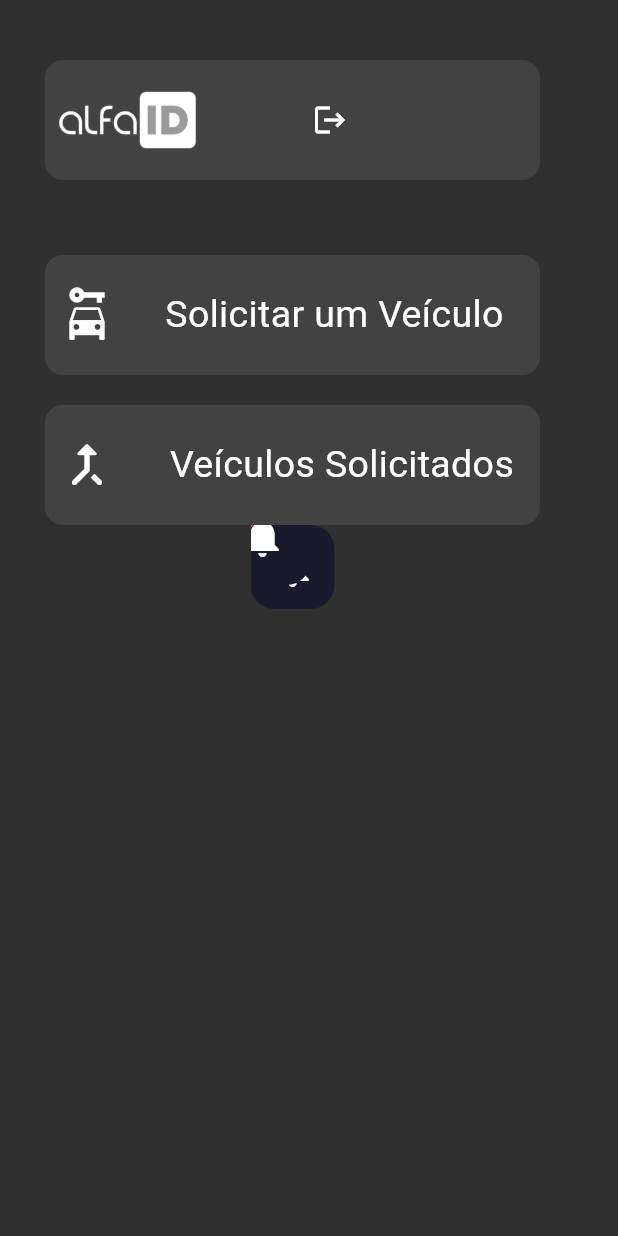
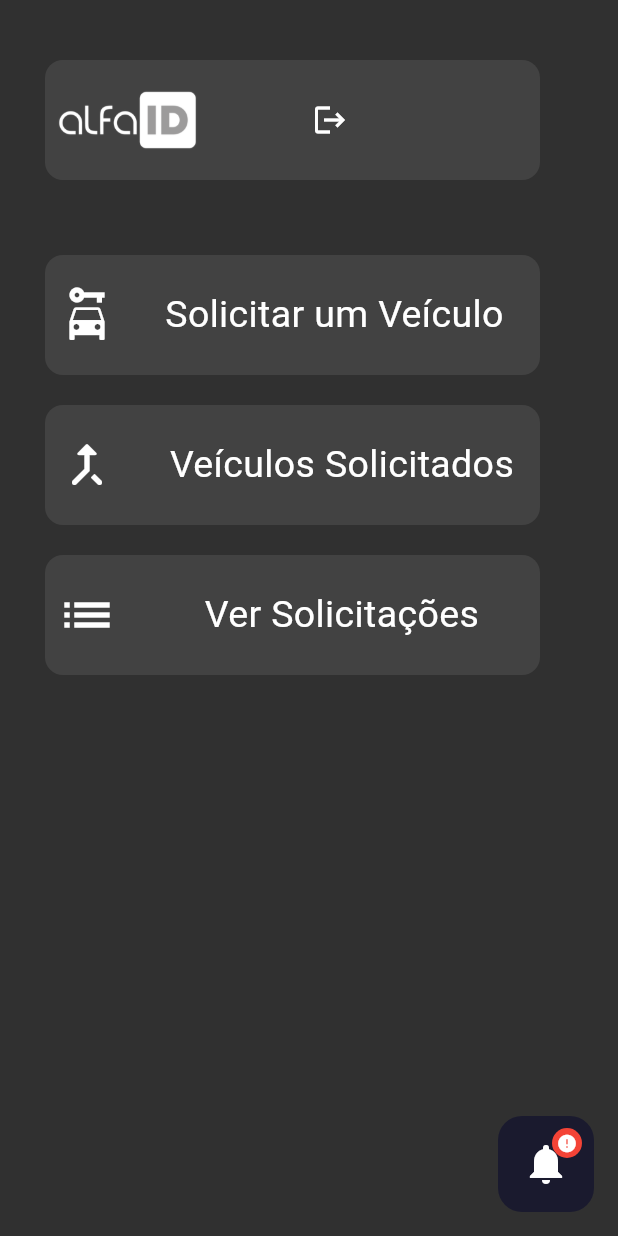
Before and after one commit to PierreOtavio/flutter-alfa, a Flutter app: the InicioPage screen opened directly, on a phone screen of 412 x 824 dp. Run offline on Flutter 3.47's test engine with Material 3 defaults, Android fonts, the phone set to English and light mode, and no system bars; our stand-ins replace dropdown_button2, shared_preferences; missing offline and left inert: mobile_scanner; accounts and stored records are empty.

Commit message:
mexidas do Rodrigo 08-04
Qualquer coisa tem comando q volta o cod no ultimo commit

```diff
--- a/flutter_app_2/flutter_application_2/lib/inicio_page.dart
+++ b/flutter_app_2/flutter_application_2/lib/inicio_page.dart
@@ -5,7 +5,7 @@ import 'package:flutter_application_2/veicsoli_page.dart';
 import 'package:flutter_application_2/veiculo_page.dart';
 import 'package:shared_preferences/shared_preferences.dart';
 import 'package:flutter_application_2/goals/globals.dart';
-import 'package:flutter_application_2/veiculo_page.dart';
+import 'package:flutter_application_2/solicitados_user.dart';
 
 class InicioPage extends StatefulWidget {
   const InicioPage({super.key});
@@ -26,49 +26,59 @@ class _InicioPageState extends State<InicioPage> {
   }
 
   Future<void> redirectForVeic() async {
-    Navigator.pushReplacement(
+    Navigator.push(
       context,
       MaterialPageRoute(builder: (context) => VeiculoPage()),
     );
   }
 
-  Future<void> redirectSolic(veiculo) async {
-    Navigator.pushReplacement(
+  Future<void> redirectSolic([veiculo]) async {
+    Navigator.push(
       context,
       MaterialPageRoute(builder: (context) => VeicSoliPage(veiculo: veiculo)),
     );
   }
 
   Future<void> redirectNotify() async {
-    Navigator.pushReplacement(
+    Navigator.push(
       context,
       MaterialPageRoute(builder: (context) => NotifyPage()),
+    );
+  }
+
+  Future<void> redirectSolicitadosUser() async {
+    Navigator.push(
+      context,
+      MaterialPageRoute(builder: (context) => SolicitacaoVeiculoPage()),
     );
   }
 
   @override
   Widget build(BuildContext context) {
     return Scaffold(
-      backgroundColor: Color(0xFF303030),
-      body: Column(
+      backgroundColor: const Color(0xFF303030),
+
+      // Conteúdo principal
+      body: SingleChildScrollView(
+        child: Column(
           children: [
-          SizedBox(height: 20),
+            const SizedBox(height: 20),
             Container(
               width: 330,
               alignment: Alignment.center,
               margin: const EdgeInsets.symmetric(vertical: 20, horizontal: 30),
               decoration: BoxDecoration(
-              color: Color(0xFF424242),
+                color: const Color(0xFF424242),
                 borderRadius: BorderRadius.circular(12),
               ),
               child: Row(
                 children: [
                   Container(
-                  margin: EdgeInsets.symmetric(horizontal: 5),
+                    margin: const EdgeInsets.symmetric(horizontal: 5),
                     width: 100,
                     height: 80,
                     decoration: BoxDecoration(
-                    color: Color(0xFF424242),
+                      color: const Color(0xFF424242),
                       borderRadius: BorderRadius.circular(8),
                     ),
                     child: ClipRRect(
@@ -80,39 +90,37 @@ class _InicioPageState extends State<InicioPage> {
                     ),
                     alignment: Alignment.center,
                   ),
-
-                SizedBox(width: 16),
+                  const SizedBox(width: 16),
                   Column(
                     crossAxisAlignment: CrossAxisAlignment.start,
                     children: [
                       Text(
                         instance!.name,
-                      style: TextStyle(
+                        style: const TextStyle(
                           color: Colors.white,
                           fontSize: 22,
                           fontWeight: FontWeight.bold,
                         ),
                       ),
                       const SizedBox(height: 5),
-
                       Text(
                         instance!.status,
-                      style: TextStyle(color: Colors.white, fontSize: 19),
+                        style: const TextStyle(color: Colors.white, fontSize: 19),
                       ),
                     ],
                   ),
-
-                SizedBox(width: 40),
+                  const SizedBox(width: 40),
                   IconButton(
                     onPressed: () => logout(context),
-                  icon: Icon(Icons.logout, color: Colors.white),
+                    icon: const Icon(Icons.logout, color: Colors.white),
                   ),
                 ],
               ),
             ),
 
-          SizedBox(height: 30),
+            const SizedBox(height: 30),
 
+            // Botão 1 - Solicitar Veículo
             GestureDetector(
               onTap: () {
                 redirectForVeic();
@@ -121,32 +129,27 @@ class _InicioPageState extends State<InicioPage> {
                 alignment: Alignment.centerRight,
                 width: 330,
                 height: 80,
-              margin: EdgeInsets.symmetric(horizontal: 5),
+                margin: const EdgeInsets.symmetric(horizontal: 5),
                 decoration: BoxDecoration(
-                color: Color(0xFF424242),
+                  color: const Color(0xFF424242),
                   borderRadius: BorderRadius.circular(12),
                 ),
-
                 child: Row(
                   crossAxisAlignment: CrossAxisAlignment.center,
                   children: [
                     IconButton(
                       onPressed: () => redirectForVeic(),
-                    icon: Icon(
+                      icon: const Icon(
                         Icons.car_rental,
                         color: Color(0xFFFFFFFF),
                         size: 40,
                       ),
                     ),
-
-                  SizedBox(width: 0),
-
-                  Expanded(
+                    const SizedBox(width: 0),
+                    const Expanded(
                       child: Column(
-                      // verticalDirection: VerticalDirection.down,
                         mainAxisAlignment: MainAxisAlignment.center,
                         crossAxisAlignment: CrossAxisAlignment.center,
-
                         children: [
                           Text(
                             'Solicitar um Veículo',
@@ -160,37 +163,37 @@ class _InicioPageState extends State<InicioPage> {
                 ),
               ),
             ),
-          SizedBox(height: 20),
+
+            const SizedBox(height: 20),
+
+            // Botão 2 - Veículos Solicitados
             GestureDetector(
-            onTap: () => redirectSolic,
+              onTap: () => redirectSolic(),
               child: Container(
-              margin: EdgeInsets.symmetric(horizontal: 5),
+                margin: const EdgeInsets.symmetric(horizontal: 5),
                 width: 330,
                 height: 80,
                 alignment: Alignment.centerRight,
                 decoration: BoxDecoration(
-                color: Color(0xFF424242),
+                  color: const Color(0xFF424242),
                   borderRadius: BorderRadius.circular(12),
                 ),
-
                 child: Row(
                   crossAxisAlignment: CrossAxisAlignment.center,
                   children: [
                     IconButton(
-                    onPressed: () => redirectSolic,
-                    icon: Icon(
+                      onPressed: () => redirectSolic(),
+                      icon: const Icon(
                         Icons.call_merge_rounded,
                         color: Color(0xFFFFFFFF),
                         size: 40,
                       ),
                     ),
-                  SizedBox(width: 10),
-                  Expanded(
+                    const SizedBox(width: 10),
+                    const Expanded(
                       child: Column(
-                      // verticalDirection: VerticalDirection.down,
                         mainAxisAlignment: MainAxisAlignment.center,
                         crossAxisAlignment: CrossAxisAlignment.center,
-
                         children: [
                           Text(
                             'Veículos Solicitados',
@@ -204,42 +207,56 @@ class _InicioPageState extends State<InicioPage> {
                 ),
               ),
             ),
+            const SizedBox(height: 20),
 
-          Column(
+            // Botão 3 - Ver Solicitações (solicitados_user.dart)
+            GestureDetector(
+              onTap: () => redirectSolicitadosUser(),
+              child: Container(
+                margin: const EdgeInsets.symmetric(horizontal: 5),
+                width: 330,
+                height: 80,
+                alignment: Alignment.centerRight,
+                decoration: BoxDecoration(
+                  color: Color(0xFF424242),
+                  borderRadius: BorderRadius.circular(12),
+                ),
+                child: Row(
+                  crossAxisAlignment: CrossAxisAlignment.center,
                   children: [
-              FloatingActionButton(
-                onPressed: () {
-                  redirectNotify();
-                },
-                backgroundColor:
-                    Colors.transparent, // Fundo transparente do FAB
-                elevation: 0,
-                child: Stack(
-                  alignment: Alignment.center,
-                  children: [
-                    // Fundo do botão
-                    Container(
-                      width: 64,
-                      height: 64,
-                      decoration: BoxDecoration(
-                        color: const Color(0xFF1A1A2E), // Cor de fundo do botão
-                        borderRadius: BorderRadius.circular(
-                          16,
-                        ), // Bordas arredondadas
+                    IconButton(
+                      onPressed: () => redirectSolicitadosUser(),
+                      icon: const Icon(
+                        Icons.list,
+                        color: Colors.white,
+                        size: 40,
                       ),
                     ),
-                    // Ícone de sino
-                    const Icon(
-                      Icons.notifications,
-                      color: Colors.white,
-                      size: 32,
+                    const SizedBox(width: 10),
+                    const Expanded(
+                      child: Column(
+                        mainAxisAlignment: MainAxisAlignment.center,
+                        crossAxisAlignment: CrossAxisAlignment.center,
+                        children: [
+                          Text(
+                            'Ver Solicitações',
+                            style: TextStyle(color: Colors.white, fontSize: 25),
+                            textAlign: TextAlign.center,
                           ),
-                    // Alerta no canto superior esquerdo
-                    // Botão de notificação fixo no canto inferior direito
-                    Positioned(
-                      bottom: 16,
-                      right: 16,
-                      child: GestureDetector(
+                        ],
+                      ),
+                    ),
+                  ],
+                ),
+              ),
+            ),
+            const SizedBox(height: 80), // espaço para não encobrir o botão
+          ],
+        ),
+      ),
+
+      // Botão de notificação
+      floatingActionButton: GestureDetector(
         onTap: () => redirectNotify(),
         child: Stack(
           alignment: Alignment.center,
@@ -259,7 +276,7 @@ class _InicioPageState extends State<InicioPage> {
             ),
             Positioned(
               top: 8,
-                              left: 8,
+              right: 8,
               child: Container(
                 width: 20,
                 height: 20,
@@ -279,14 +296,6 @@ class _InicioPageState extends State<InicioPage> {
           ],
         ),
       ),
-                    ),
-                  ],
-                ),
-              ),
-            ],
-          ),
-        ],
-      ),
       floatingActionButtonLocation: FloatingActionButtonLocation.endFloat,
     );
   }
```
Also changed, not shown: flutter_app_2/flutter_application_2/lib/solicitados_user.dart (added, +89 -0 lines). Lines whose indentation alone changed are shown as unchanged.
